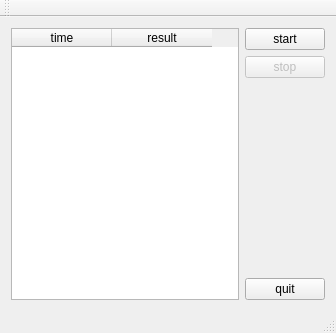
This is mainwindow.ui in kogotto/qae as Qt 5 draws it before an edit. The edited form follows.
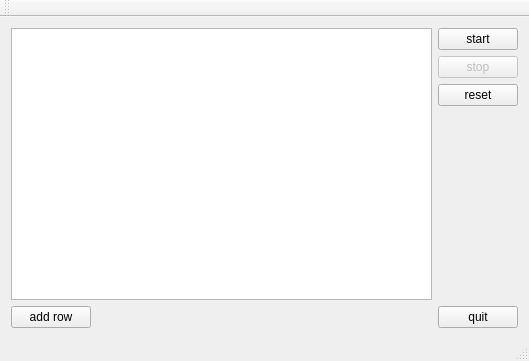
This is the edited form.

Commit message: half done, broken, please reset

The edit to the form file:
```diff
--- a/mainwindow.ui
+++ b/mainwindow.ui
@@ -6,28 +6,45 @@
    <rect>
     <x>0</x>
     <y>0</y>
-    <width>336</width>
-    <height>333</height>
+    <width>529</width>
+    <height>361</height>
    </rect>
   </property>
   <property name="windowTitle">
    <string>MainWindow</string>
   </property>
   <widget class="QWidget" name="centralWidget">
-   <layout class="QHBoxLayout" name="horizontalLayout">
+   <layout class="QHBoxLayout" name="horizontalLayout_2">
     <item>
-     <widget class="QTableWidget" name="table">
-      <column>
-       <property name="text">
-        <string>time</string>
-       </property>
-      </column>
-      <column>
-       <property name="text">
-        <string>result</string>
-       </property>
-      </column>
-     </widget>
+     <layout class="QVBoxLayout" name="verticalLayout_2">
+      <item>
+       <widget class="QTableView" name="table"/>
+      </item>
+      <item>
+       <layout class="QHBoxLayout" name="horizontalLayout">
+        <item>
+         <widget class="QPushButton" name="addRowButton">
+          <property name="text">
+           <string>add row</string>
+          </property>
+         </widget>
+        </item>
+        <item>
+         <spacer name="horizontalSpacer">
+          <property name="orientation">
+           <enum>Qt::Horizontal</enum>
+          </property>
+          <property name="sizeHint" stdset="0">
+           <size>
+            <width>40</width>
+            <height>20</height>
+           </size>
+          </property>
+         </spacer>
+        </item>
+       </layout>
+      </item>
+     </layout>
     </item>
     <item>
      <layout class="QVBoxLayout" name="verticalLayout">
@@ -48,6 +65,13 @@
         </property>
        </widget>
       </item>
+      <item>
+       <widget class="QPushButton" name="resetButton">
+        <property name="text">
+         <string>reset</string>
+        </property>
+       </widget>
+      </item>
       <item>
        <spacer name="verticalSpacer">
         <property name="orientation">
```
Left out of the diff: 48 changed lines with no effect on the pictures. The commit also changes 8 other files.
